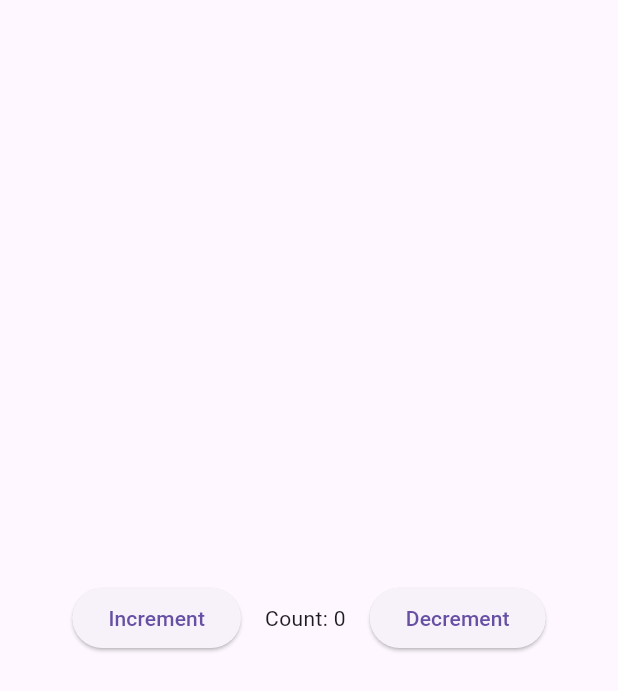
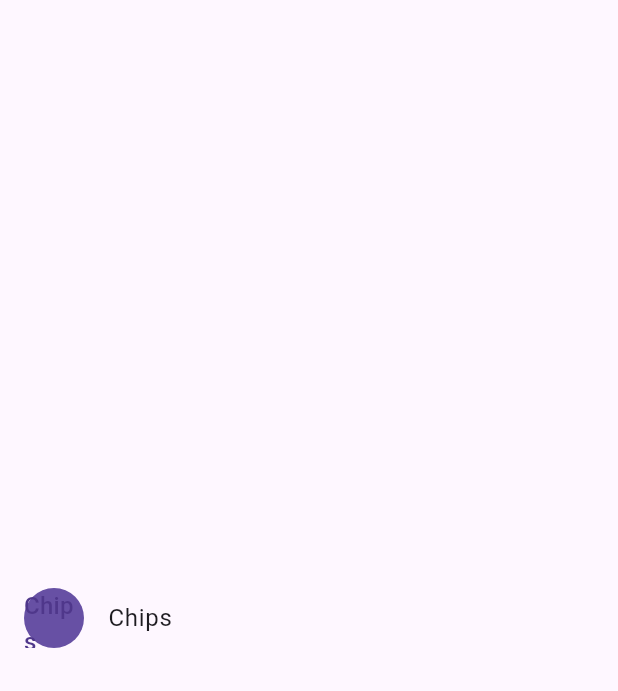
Before and after one commit to sereneheart888/Flutter-test, a Flutter app: the screen it shows after launch, on a phone screen of 412 x 824 dp. Shown: the top 691 px of the screen. Run offline on Flutter 3.47's test engine with Material 3 defaults, Android fonts, the phone set to English and light mode, and no system bars.

Commit message:
Bringing all

```diff
--- a/first/lib/main.dart
+++ b/first/lib/main.dart
@@ -1,47 +1,63 @@
 import 'package:flutter/material.dart';
 
-class Counter extends StatefulWidget {
-  const Counter({super.key});
+class Product {
+  const Product({required this.name});
 
-  @override
-  State<Counter> createState() => _CounterState();
+  final String name;
 }
 
-class _CounterState extends State<Counter> {
-  int _counter = 0;
+typedef CartChangedCallback = Function(Product product, bool inCart);
 
-  void _increment() {
-    setState(() {
-      _counter++;
-    });
+class ShoppingListItem extends StatelessWidget {
+  ShoppingListItem(
+      {required this.product,
+      required this.inCart,
+      required this.onCartChanged})
+      : super(key: ObjectKey(product));
+
+  final Product product;
+  final bool inCart;
+  final CartChangedCallback onCartChanged;
+
+  Color _getColor(BuildContext context) {
+    return inCart ? Colors.black54 : Theme.of(context).primaryColor;
   }
 
-  void _decrement() {
-    setState(() {
-      _counter--;
-    });
+  TextStyle? _getTextStyle(BuildContext context) {
+    if (!inCart) return null;
+
+    return const TextStyle(
+        color: Colors.black54, decoration: TextDecoration.lineThrough);
   }
 
   @override
   Widget build(BuildContext context) {
-    return Row(
-      mainAxisAlignment: MainAxisAlignment.center,
-      children: <Widget>[
-        ElevatedButton(onPressed: _increment, child: const Text("Increment")),
-        const SizedBox(width: 16),
-        Text('Count: $_counter'),
-        const SizedBox(width: 16),
-        ElevatedButton(onPressed: _decrement, child: const Text("Decrement")),
-      ],
+    return ListTile(
+      onTap: () {
+        onCartChanged(product, inCart);
+      },
+      leading: CircleAvatar(
+        backgroundColor: _getColor(context),
+        child: Text(product.name),
+      ),
+      title: Text(
+        product.name,
+        style: _getTextStyle(context),
+      ),
     );
   }
 }
 
 void main() {
-  runApp(const MaterialApp(
-      home: Scaffold(
-    body: Center(
-      child: Counter(),
+  runApp(MaterialApp(
+    home: Scaffold(
+      body: Center(
+        child: ShoppingListItem(
+          product: const Product(name: "Chips"),
+          inCart: false,
+          onCartChanged: (product, inCart) {},
+        ),
+      ),
     ),
-  )));
+  ));
 }
```
Also changed, not shown: 1 other file.
